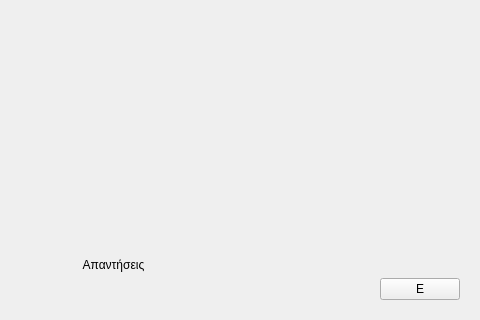
The window that user_interface/resources/page51.ui (smattha/robotHuman) describes before a commit, drawn with Qt 5; both pictures show x 253 to 733 and y 292 to 612 of the 733 by 612 pixel window.
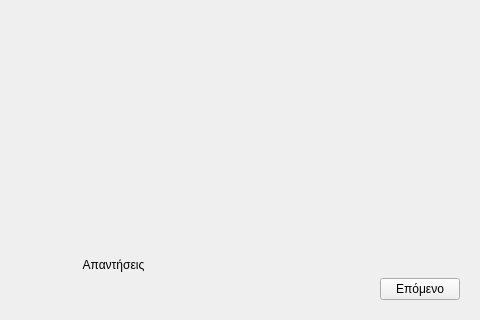
The same window after the commit. Icons and pictures are not drawn.

What changed in the file:
```diff
--- a/user_interface/resources/page51.ui
+++ b/user_interface/resources/page51.ui
@@ -30,7 +30,7 @@
       <item row="5" column="1">
        <widget class="QPushButton" name="answer5">
         <property name="text">
-         <string>Ε</string>
+         <string>Επόμενο</string>
         </property>
        </widget>
       </item>
```
Left out of the diff: 4 changed lines with no effect on the pictures.
